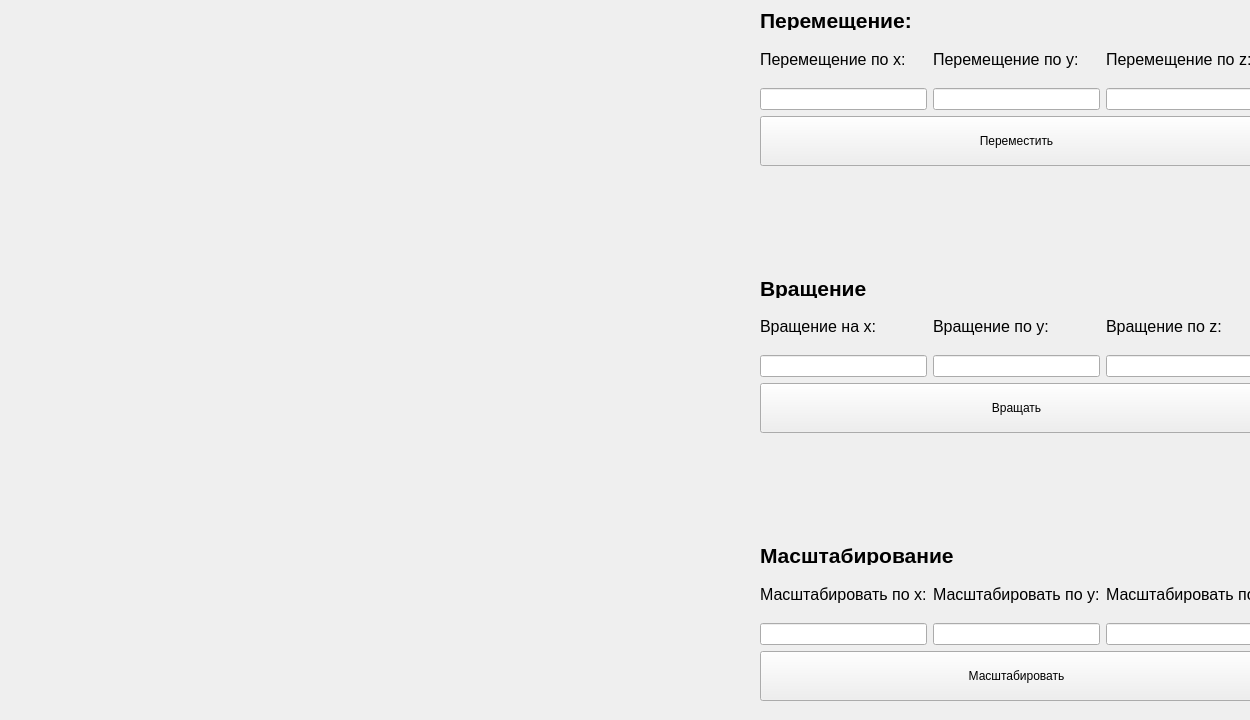
Qt form lab_01/src/main_window.ui (jur4ikoff/bmstu-oop) before a commit.
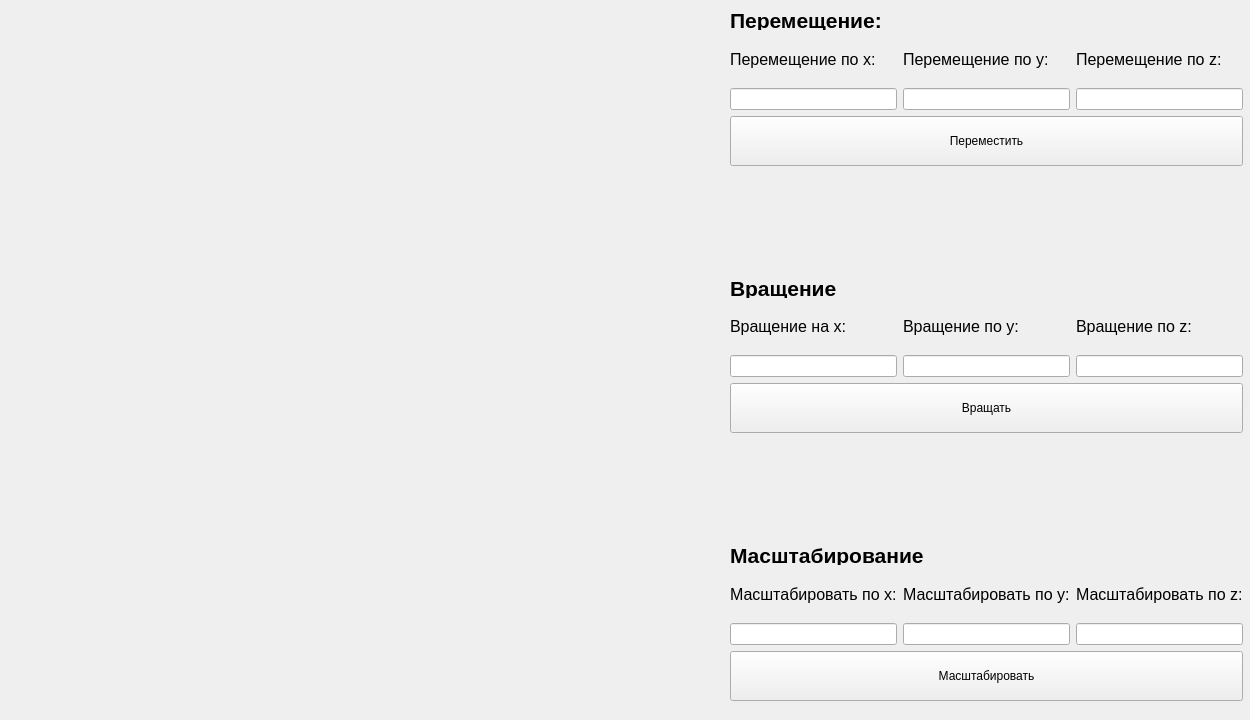
The same form after that commit.

Commit message: working var, but 4 idtens

The edit to the form file:
```diff
--- a/lab_01/src/main_window.ui
+++ b/lab_01/src/main_window.ui
@@ -17,7 +17,7 @@
    <widget class="QWidget" name="layoutWidget">
     <property name="geometry">
      <rect>
-      <x>760</x>
+      <x>730</x>
       <y>10</y>
       <width>513</width>
       <height>691</height>
@@ -35,6 +35,7 @@
        <property name="font">
         <font>
          <pointsize>16</pointsize>
+         <weight>75</weight>
          <bold>true</bold>
         </font>
        </property>
@@ -144,6 +145,7 @@
        <property name="font">
         <font>
          <pointsize>5</pointsize>
+         <weight>75</weight>
          <bold>true</bold>
         </font>
        </property>
@@ -163,6 +165,7 @@
        <property name="font">
         <font>
          <pointsize>16</pointsize>
+         <weight>75</weight>
          <bold>true</bold>
         </font>
        </property>
@@ -272,6 +275,7 @@
        <property name="font">
         <font>
          <pointsize>5</pointsize>
+         <weight>75</weight>
          <bold>true</bold>
         </font>
        </property>
@@ -291,6 +295,7 @@
        <property name="font">
         <font>
          <pointsize>16</pointsize>
+         <weight>75</weight>
          <bold>true</bold>
         </font>
        </property>
```
The commit also changes 1 other file.
